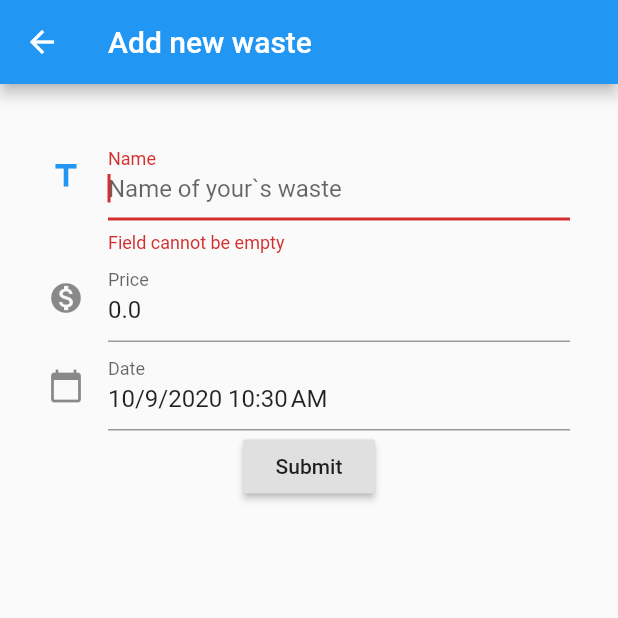
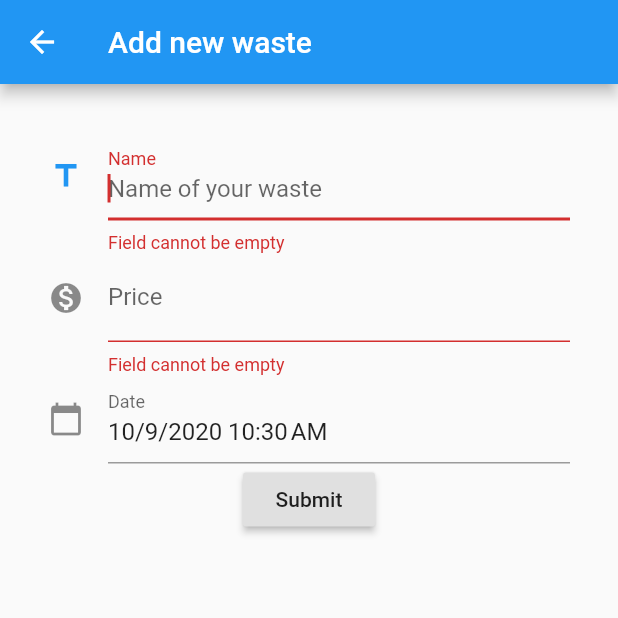
Before and after one commit to CrazyLazyFatMan/my_wasted_money, a Flutter app: the screen it shows after launch, after a tap on the "add" icon, on a phone screen of 412 x 824 dp, the top half of it. Run offline on Flutter 3.47's test engine with Material 2 defaults, Android fonts, the phone set to English and light mode, and no system bars; our stand-ins replace flutter_slidable, sqflite; missing offline and left inert: date_range_picker; accounts and stored records are empty.

Commit message:
Edit default value for the price field. Edit hit texts for the price and name fields

```diff
--- a/lib/EditSpend.dart
+++ b/lib/EditSpend.dart
@@ -16,7 +16,7 @@ class _EditSpendState extends State<EditSpend> {
   bool _editing;
 
   String _oldName = "";
-  double _oldPrice = 0;
+  String _oldPrice = "";
   DateTime _oldDate = DateTime.now();
   bool _toEdit = false;
   int _id;
@@ -29,7 +29,7 @@ class _EditSpendState extends State<EditSpend> {
       {
         Spends spend = _model.getSpend(_index);
         _oldName = spend.name;
-        _oldPrice = spend.price;
+        _oldPrice = spend.price.toString();
         _oldDate = spend.date;
         _toEdit = true;
         _id = spend.id;
@@ -46,7 +46,7 @@ class _EditSpendState extends State<EditSpend> {
                       initialValue: _oldName,
                       decoration: InputDecoration(
                         icon: Icon(Icons.title),
-                        hintText: 'Name of your`s waste',
+                        hintText: 'Name of your waste',
                         labelText: 'Name'
                       ),
                       autovalidate: true,
@@ -63,7 +63,7 @@ class _EditSpendState extends State<EditSpend> {
                     initialValue: _oldPrice.toString(),
                     decoration: InputDecoration(
                         icon: Icon(Icons.monetization_on),
-                        hintText: 'Price of your`s waste',
+                        hintText: 'Price of your waste',
                         labelText: 'Price'
                     ),
                     autovalidate: true,
```
